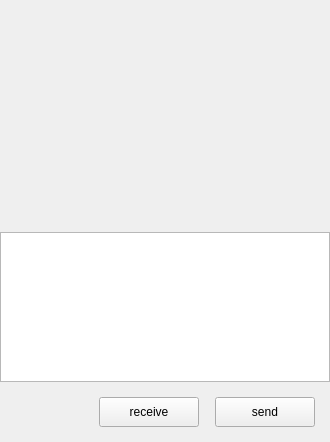
This is ChatRoom/chatpage.ui in Mushiyuqi/ChatRoom as Qt 5 draws it before an edit. The edited form follows.
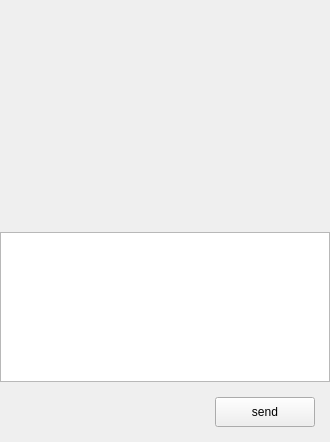
This is the edited form. Custom widgets are drawn as their Qt base class.

```diff
--- a/ChatRoom/chatpage.ui
+++ b/ChatRoom/chatpage.ui
@@ -280,41 +280,6 @@
            </property>
           </spacer>
          </item>
-         <item>
-          <widget class="ClickedBtn" name="receive_btn">
-           <property name="minimumSize">
-            <size>
-             <width>100</width>
-             <height>30</height>
-            </size>
-           </property>
-           <property name="maximumSize">
-            <size>
-             <width>100</width>
-             <height>30</height>
-            </size>
-           </property>
-           <property name="text">
-            <string>receive</string>
-           </property>
-          </widget>
-         </item>
-         <item>
-          <spacer name="horizontalSpacer_6">
-           <property name="orientation">
-            <enum>Qt::Orientation::Horizontal</enum>
-           </property>
-           <property name="sizeType">
-            <enum>QSizePolicy::Policy::Fixed</enum>
-           </property>
-           <property name="sizeHint" stdset="0">
-            <size>
-             <width>10</width>
-             <height>20</height>
-            </size>
-           </property>
-          </spacer>
-         </item>
          <item>
           <widget class="ClickedBtn" name="send_btn">
            <property name="minimumSize">
```
